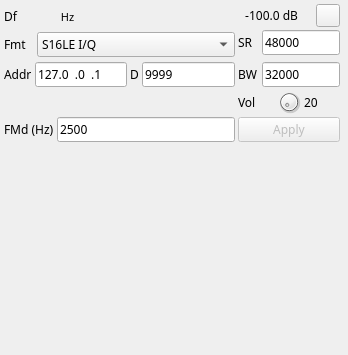
Above: plugins/channeltx/udpsink/udpsinkgui.ui from f4exb/sdrangel before the change. Below: the same form after it.
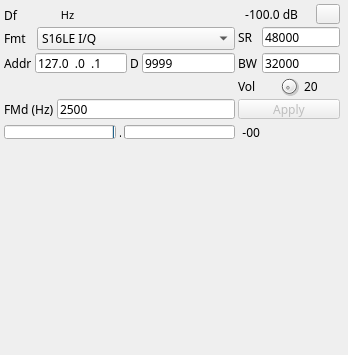
That is the form after the change. Icons and pictures are not drawn. Custom widgets are drawn as their Qt base class.

Commit message: UDPSink plugin: implemented buffer gauge display

```diff
--- a/plugins/channeltx/udpsink/udpsinkgui.ui
+++ b/plugins/channeltx/udpsink/udpsinkgui.ui
@@ -505,6 +505,109 @@
       </item>
      </layout>
     </item>
+    <item row="9" column="0">
+     <layout class="QHBoxLayout" name="BufferGaugeLayout">
+      <item>
+       <widget class="QProgressBar" name="bufferGaugeNegative">
+        <property name="maximumSize">
+         <size>
+          <width>16777215</width>
+          <height>14</height>
+         </size>
+        </property>
+        <property name="toolTip">
+         <string>Main buffer read/write positions unbalance: write lags read leads</string>
+        </property>
+        <property name="maximum">
+         <number>50</number>
+        </property>
+        <property name="value">
+         <number>0</number>
+        </property>
+        <property name="textVisible">
+         <bool>false</bool>
+        </property>
+        <property name="invertedAppearance">
+         <bool>true</bool>
+        </property>
+        <property name="format">
+         <string>%v</string>
+        </property>
+       </widget>
+      </item>
+      <item>
+       <widget class="QLabel" name="bufferGaugeDot">
+        <property name="maximumSize">
+         <size>
+          <width>2</width>
+          <height>14</height>
+         </size>
+        </property>
+        <property name="text">
+         <string>.</string>
+        </property>
+       </widget>
+      </item>
+      <item>
+       <widget class="QProgressBar" name="bufferGaugePositive">
+        <property name="maximumSize">
+         <size>
+          <width>16777215</width>
+          <height>14</height>
+         </size>
+        </property>
+        <property name="toolTip">
+         <string>Main buffer read/write positions unbalance: read lags write leads</string>
+        </property>
+        <property name="maximum">
+         <number>50</number>
+        </property>
+        <property name="value">
+         <number>0</number>
+        </property>
+        <property name="textVisible">
+         <bool>false</bool>
+        </property>
+       </widget>
+      </item>
+     </layout>
+    </item>
+    <item row="9" column="2">
+     <layout class="QHBoxLayout" name="bufferControlLayout">
+      <item>
+       <widget class="QLabel" name="bufferRWBalanceText">
+        <property name="minimumSize">
+         <size>
+          <width>22</width>
+          <height>0</height>
+         </size>
+        </property>
+        <property name="toolTip">
+         <string>R/W pointers offset from optimal (%)</string>
+        </property>
+        <property name="text">
+         <string>-00</string>
+        </property>
+        <property name="alignment">
+         <set>Qt::AlignRight|Qt::AlignTrailing|Qt::AlignVCenter</set>
+        </property>
+       </widget>
+      </item>
+      <item>
+       <spacer name="horizontalSpacer_2">
+        <property name="orientation">
+         <enum>Qt::Horizontal</enum>
+        </property>
+        <property name="sizeHint" stdset="0">
+         <size>
+          <width>40</width>
+          <height>20</height>
+         </size>
+        </property>
+       </spacer>
+      </item>
+     </layout>
+    </item>
    </layout>
   </widget>
   <widget class="QWidget" name="spectrumBox" native="true">
```
The commit also changes 4 other files.
